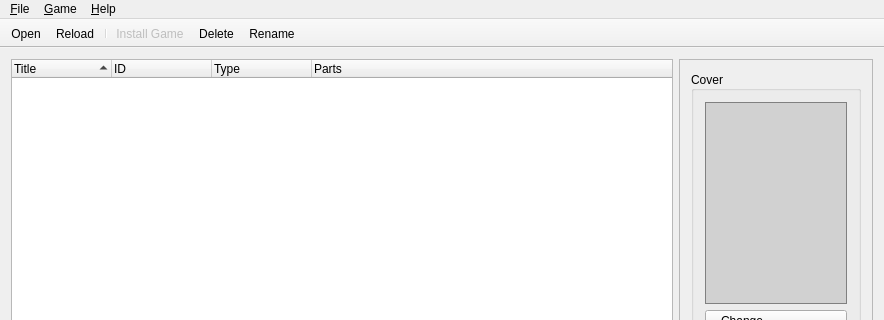
This is src/MainWindow.ui in brainstream/OPL-PC-Tools as Qt 5 draws it before an edit; both pictures show x 0 to 884 and y 0 to 320 of the 884 by 654 pixel window. The edited form follows.
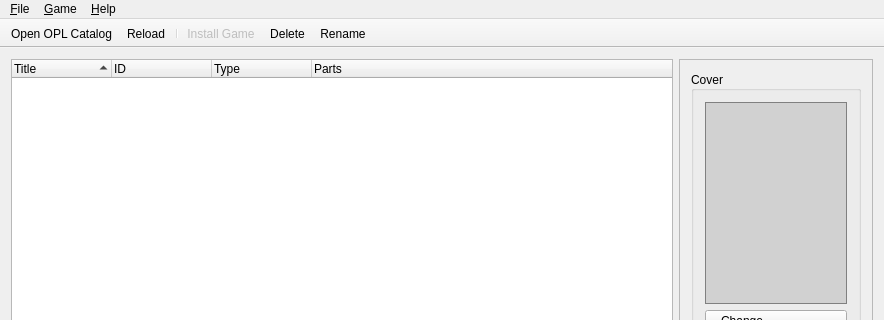
This is the edited form. Icons and pictures are not drawn.

```diff
--- a/src/MainWindow.ui
+++ b/src/MainWindow.ui
@@ -423,7 +423,7 @@
      <normaloff>:/icons/document-open</normaloff>:/icons/document-open</iconset>
    </property>
    <property name="text">
-    <string>&amp;Open...</string>
+    <string>&amp;Open OPL Catalog...</string>
    </property>
    <property name="shortcut">
     <string>Ctrl+O</string>
```
